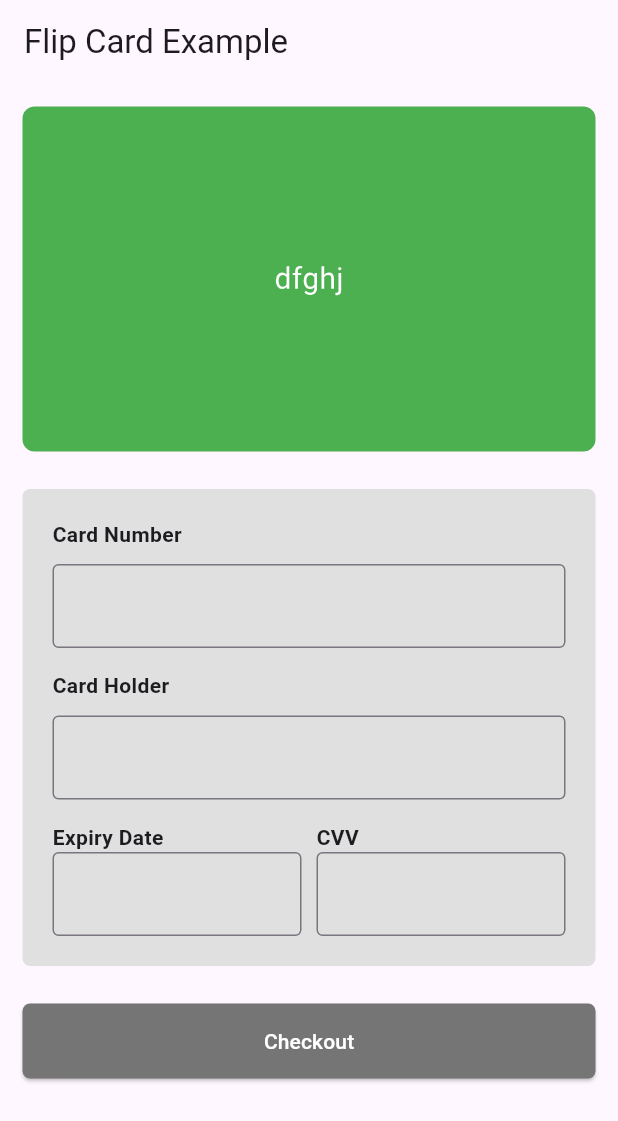
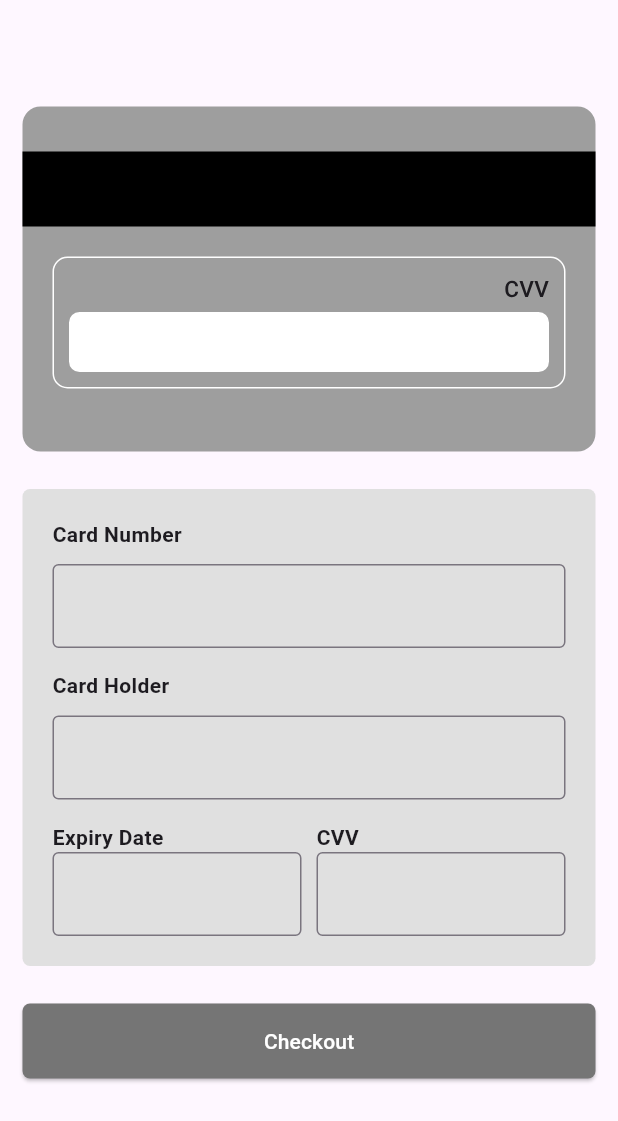
Before and after one commit to AyomideCharles/Animated-FlipCard-Checkout, a Flutter app: the screen it shows after launch, after a tap on "Credit Card", on a phone screen of 412 x 824 dp. Shown: the top 1121 px of the screen. Run offline on Flutter 3.47's test engine with Material 3 defaults, Android fonts, the phone set to English and light mode, and no system bars.

Commit message:
feat: modified inputs

```diff
--- a/lib/home.dart
+++ b/lib/home.dart
@@ -13,8 +13,10 @@ class _FlipCardState extends State<FlipCard>
   late Animation<double> _frontRotation;
   late Animation<double> _backRotation;
 
-  final TextEditingController cardNumberController = TextEditingController();
-  String cardNumberValue = '';
+  TextEditingController cardNumberController = TextEditingController();
+  TextEditingController cardHolderController = TextEditingController();
+  TextEditingController cardExpiryDate = TextEditingController();
+  TextEditingController cvvController = TextEditingController();
 
   @override
   void initState() {
@@ -32,6 +34,7 @@ class _FlipCardState extends State<FlipCard>
   @override
   void dispose() {
     _controller.dispose();
+
     super.dispose();
   }
 
@@ -46,9 +49,7 @@ class _FlipCardState extends State<FlipCard>
   @override
   Widget build(BuildContext context) {
     return Scaffold(
-      appBar: AppBar(
-        title: const Text('Flip Card Example'),
-      ),
+      appBar: AppBar(),
       body: SingleChildScrollView(
         child: Padding(
           padding: const EdgeInsets.all(15),
@@ -68,7 +69,7 @@ class _FlipCardState extends State<FlipCard>
                       alignment: Alignment.center,
                       child: _controller.value < 0.5
                           ? frontCard(Colors.grey.shade500)
-                          : backCard(Colors.green),
+                          : backCard(Colors.grey.shade500),
                     );
                   },
                 ),
@@ -97,7 +98,7 @@ class _FlipCardState extends State<FlipCard>
                       controller: cardNumberController,
                       onChanged: (value) {
                         setState(() {
-                          cardNumberValue = value;
+                          cardNumberController.text;
                         });
                       },
                       decoration: const InputDecoration(
@@ -114,15 +115,22 @@ class _FlipCardState extends State<FlipCard>
                     const SizedBox(
                       height: 10,
                     ),
-                    const TextField(
-                      decoration: InputDecoration(
+                    TextField(
+                      keyboardType: TextInputType.name,
+                      controller: cardHolderController,
+                      onChanged: (value) {
+                        setState(() {
+                          cardHolderController.text;
+                        });
+                      },
+                      decoration: const InputDecoration(
                         border: OutlineInputBorder(),
                       ),
                     ),
                     const SizedBox(
                       height: 15,
                     ),
-                    const Row(
+                    Row(
                       mainAxisSize: MainAxisSize.min,
                       children: [
                         Flexible(
@@ -130,18 +138,24 @@ class _FlipCardState extends State<FlipCard>
                             child: Column(
                               crossAxisAlignment: CrossAxisAlignment.start,
                               children: [
-                                Text(
+                                const Text(
                                   'Expiry Date',
                                   style: TextStyle(fontWeight: FontWeight.w700),
                                 ),
                                 TextField(
-                                  decoration: InputDecoration(
+                                  controller: cardExpiryDate,
+                                  onChanged: (value) {
+                                    setState(() {
+                                      cardExpiryDate.text;
+                                    });
+                                  },
+                                  decoration: const InputDecoration(
                                     border: OutlineInputBorder(),
                                   ),
                                 ),
                               ],
                             )),
-                        SizedBox(
+                        const SizedBox(
                           width: 10,
                         ),
                         Flexible(
@@ -149,12 +163,17 @@ class _FlipCardState extends State<FlipCard>
                             child: Column(
                               crossAxisAlignment: CrossAxisAlignment.start,
                               children: [
-                                Text(
+                                const Text(
                                   'CVV',
                                   style: TextStyle(fontWeight: FontWeight.w700),
                                 ),
                                 TextField(
-                                  decoration: InputDecoration(
+                                  controller: cvvController,
+                                  keyboardType: TextInputType.number,
+                                  onChanged: (value) {
+                                    cvvController.text;
+                                  },
+                                  decoration: const InputDecoration(
                                     border: OutlineInputBorder(),
                                   ),
                                 ),
@@ -186,6 +205,7 @@ class _FlipCardState extends State<FlipCard>
     );
   }
 
+// front of the card
   Widget frontCard(Color color) {
     return Container(
       padding: const EdgeInsets.all(20),
@@ -212,36 +232,42 @@ class _FlipCardState extends State<FlipCard>
             height: 30,
           ),
           Text(
-            cardNumberValue.isEmpty ? '#### #### #### ####' : cardNumberValue,
+            cardNumberController.text.isEmpty
+                ? '#### #### #### ####'
+                : cardNumberController.text,
             style: const TextStyle(fontSize: 18, fontWeight: FontWeight.w500),
           ),
           const Spacer(),
-          const Row(
+          Row(
             mainAxisAlignment: MainAxisAlignment.spaceBetween,
             children: [
               Column(
                 crossAxisAlignment: CrossAxisAlignment.start,
                 children: [
-                  Text(
+                  const Text(
                     'CARD HOLDER',
                     style: TextStyle(fontWeight: FontWeight.w500, fontSize: 15),
                   ),
                   Text(
-                    'NAME ON CARD',
-                    style: TextStyle(fontWeight: FontWeight.w500, fontSize: 15),
+                    cardHolderController.text.isEmpty
+                        ? 'NAME ON CARD'
+                        : cardHolderController.text.toUpperCase(),
+                    style: const TextStyle(
+                        fontWeight: FontWeight.w500, fontSize: 15),
                   )
                 ],
               ),
               Column(
                 crossAxisAlignment: CrossAxisAlignment.start,
                 children: [
-                  Text(
+                  const Text(
                     'EXPIRES',
                     style: TextStyle(fontWeight: FontWeight.w500, fontSize: 15),
                   ),
                   Text(
-                    'MM/YY',
-                    style: TextStyle(fontWeight: FontWeight.w500, fontSize: 15),
+                    cardExpiryDate.text.isEmpty ? 'MM/YY' : cardExpiryDate.text,
+                    style: const TextStyle(
+                        fontWeight: FontWeight.w500, fontSize: 15),
                   )
                 ],
               )
@@ -252,19 +278,53 @@ class _FlipCardState extends State<FlipCard>
     );
   }
 
+// back of the card
   Widget backCard(Color color) {
     return Container(
       decoration: BoxDecoration(
-        borderRadius: BorderRadius.circular(8),
+        borderRadius: BorderRadius.circular(12),
         color: color,
       ),
       width: double.infinity,
       height: 230,
-      child: const Center(
-        child: Text(
-          'dfghj',
-          style: TextStyle(color: Colors.white, fontSize: 20),
-        ),
+      child: Column(
+        children: [
+          Container(
+            margin: const EdgeInsets.only(top: 30),
+            height: 50,
+            width: double.infinity,
+            color: Colors.black,
+          ),
+          Container(
+            padding: const EdgeInsets.all(10),
+            margin: const EdgeInsets.all(20),
+            width: double.infinity,
+            decoration: BoxDecoration(
+                border: Border.all(color: Colors.white),
+                borderRadius: BorderRadius.circular(10)),
+            child:
+                Column(crossAxisAlignment: CrossAxisAlignment.end, children: [
+              const Text(
+                'CVV',
+                style: TextStyle(fontWeight: FontWeight.w500, fontSize: 15),
+              ),
+              const SizedBox(
+                height: 5,
+              ),
+              Container(
+                width: double.infinity,
+                decoration: BoxDecoration(
+                  borderRadius: BorderRadius.circular(7),
+                  color: Colors.white,
+                ),
+                height: 40,
+                child: Center(
+                  child: Text(cvvController.text),
+                ),
+              )
+            ]),
+          )
+        ],
       ),
     );
   }
```
